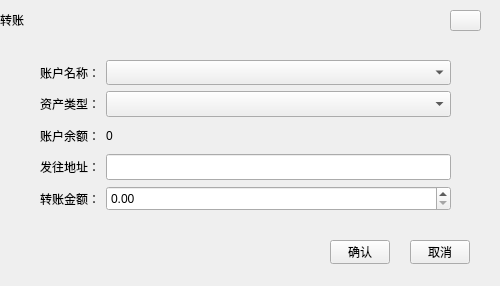
HcashOrg/HX-IDE, file custom/TransferWidgetHX.ui: the form before one commit.
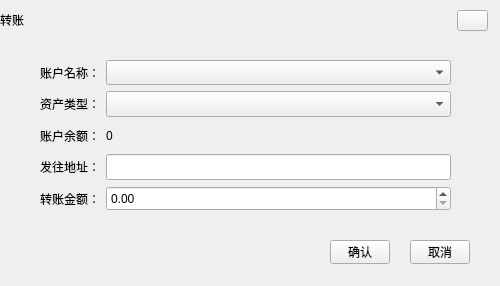
The form after the commit.

```diff
--- a/custom/TransferWidgetHX.ui
+++ b/custom/TransferWidgetHX.ui
@@ -29,7 +29,7 @@
   <widget class="QToolButton" name="closeBtn">
    <property name="geometry">
     <rect>
-     <x>450</x>
+     <x>457</x>
      <y>10</y>
      <width>31</width>
      <height>21</height>
@@ -74,7 +74,7 @@
     <string>取消</string>
    </property>
   </widget>
-  <widget class="QWidget" name="">
+  <widget class="QWidget" name="layoutWidget">
    <property name="geometry">
     <rect>
      <x>40</x>
```
